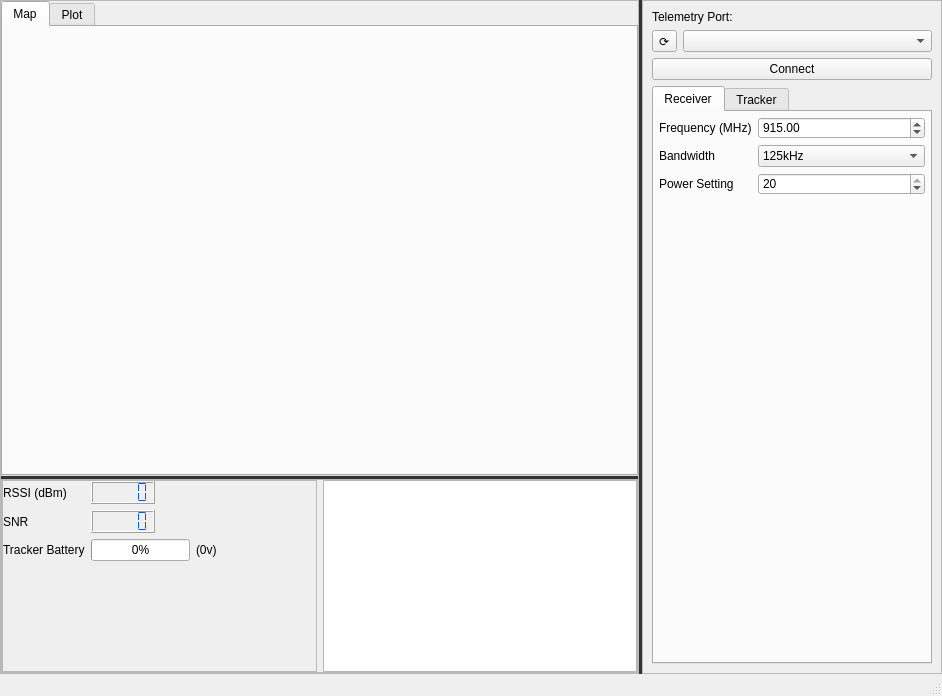
Above: RocketTracker-Sw/basestation_software/mainwindow.ui from NifleySnifley/RocketTracker before the change. Below: the same form after it.
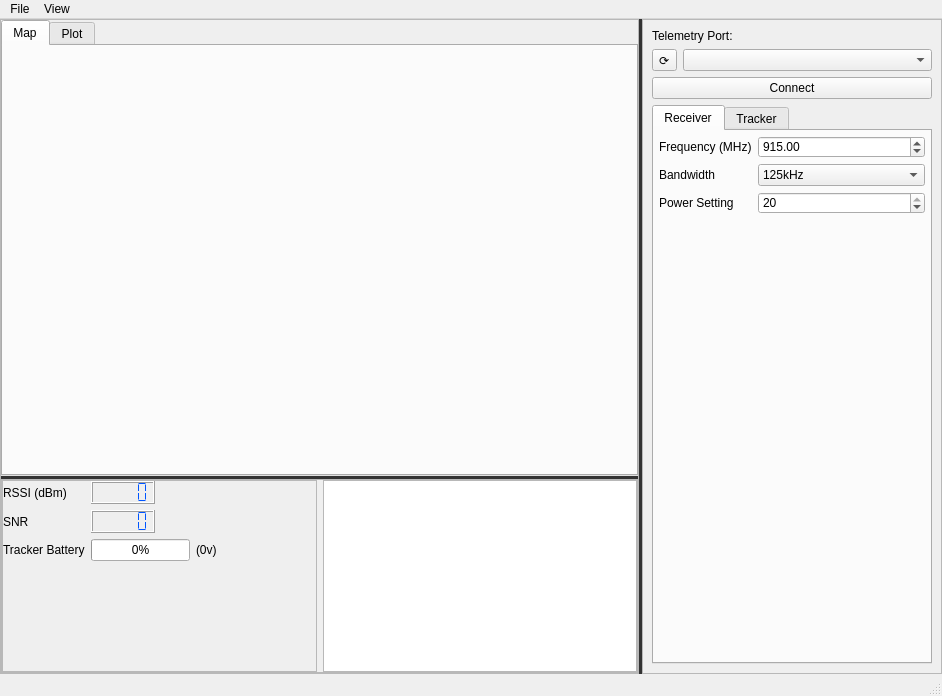
That is the form after the change.

Patch:
```diff
--- a/RocketTracker-Sw/basestation_software/mainwindow.ui
+++ b/RocketTracker-Sw/basestation_software/mainwindow.ui
@@ -596,9 +596,24 @@
      <x>0</x>
      <y>0</y>
      <width>942</width>
-     <height>26</height>
+     <height>20</height>
     </rect>
    </property>
+   <widget class="QMenu" name="menuFile">
+    <property name="title">
+     <string>File</string>
+    </property>
+    <addaction name="actionClear_Track"/>
+    <addaction name="actionLog_file"/>
+   </widget>
+   <widget class="QMenu" name="menuView">
+    <property name="title">
+     <string>View</string>
+    </property>
+    <addaction name="actionFollow"/>
+   </widget>
+   <addaction name="menuFile"/>
+   <addaction name="menuView"/>
   </widget>
   <widget class="QStatusBar" name="statusbar"/>
  </widget>
```
Left out of the diff: 21 changed lines with no effect on the pictures.
